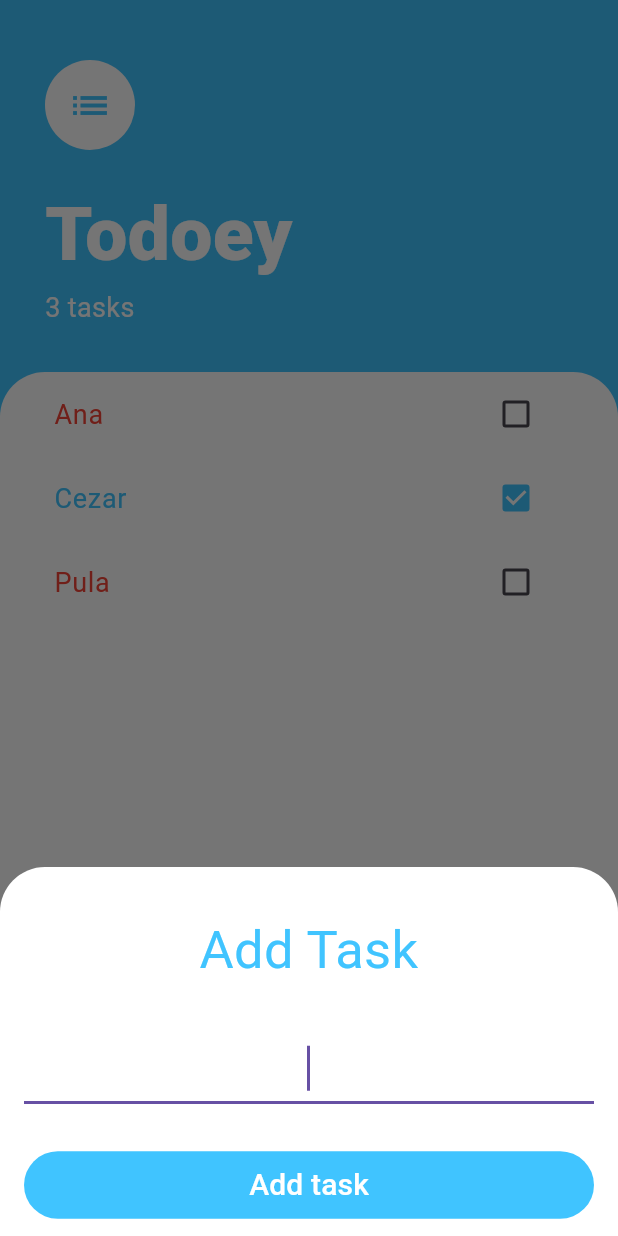
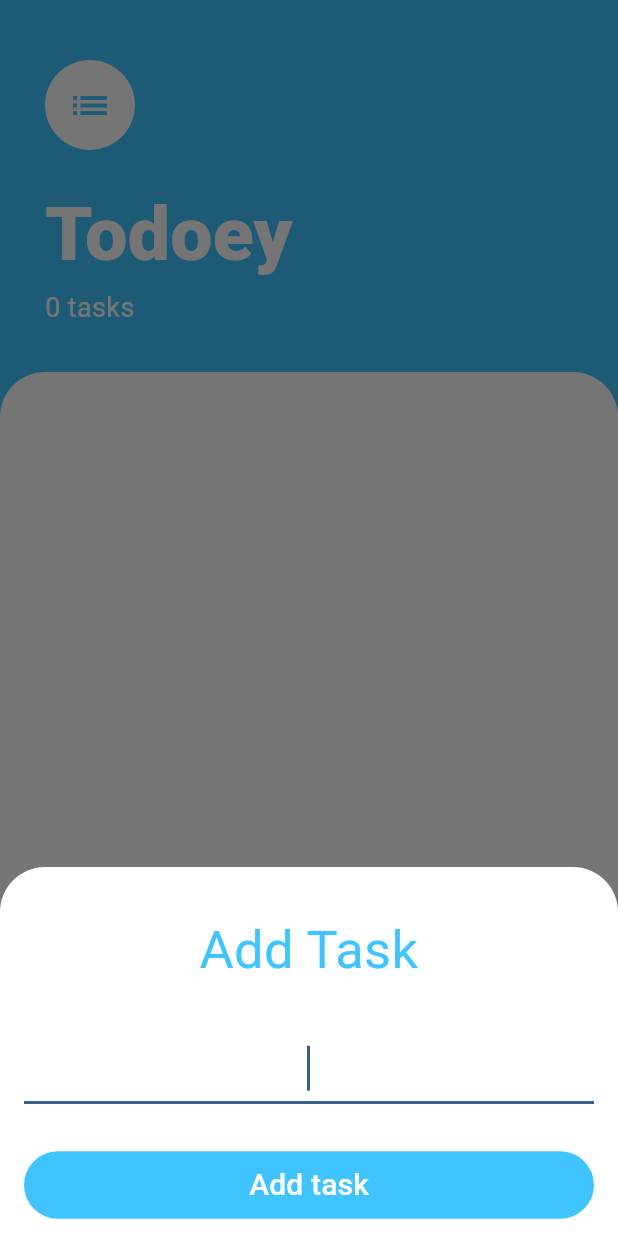
Before and after one commit to CZew2003/todo-app, a Flutter app: the screen it shows after launch, after a tap on the "add" icon, on a phone screen of 412 x 824 dp. Run offline on Flutter 3.47's test engine with Material 3 defaults, Android fonts, the phone set to English and light mode, and no system bars.

```diff
--- a/lib/main.dart
+++ b/lib/main.dart
@@ -1,8 +1,15 @@
 import 'package:flutter/material.dart';
+import 'package:todoey_flutter/models/task_data.dart';
 import 'screens/TasksScreen.dart';
+import 'package:provider/provider.dart';
 
 void main() {
-  runApp(const MyApp());
+  runApp(MultiProvider(
+    providers: [
+      ChangeNotifierProvider(create: (_) => TaskData()),
+    ],
+    child: const MyApp(),
+  ));
 }
 
 class MyApp extends StatelessWidget {
@@ -11,6 +18,9 @@ class MyApp extends StatelessWidget {
   @override
   Widget build(BuildContext context) {
     return MaterialApp(
+      theme: ThemeData(
+        colorScheme: ColorScheme.fromSeed(seedColor: Colors.blue),
+      ),
       home: TaskScreen(),
     );
   }
--- /dev/null
+++ b/lib/models/task_data.dart
@@ -0,0 +1,32 @@
+import 'package:flutter/material.dart';
+import 'package:todoey_flutter/models/Task.dart';
+import 'dart:collection';
+
+class TaskData with ChangeNotifier {
+  List<Task> _listTasks = [];
+
+  UnmodifiableListView<Task> get listTasks {
+    return UnmodifiableListView(_listTasks);
+  }
+
+  int get listCount => _listTasks.length;
+
+  Task getTask(int index) {
+    return _listTasks[index];
+  }
+
+  void addTask(Task newTask) {
+    _listTasks.add(newTask);
+    notifyListeners();
+  }
+
+  void changeCheck(int index, bool? newValue) {
+    _listTasks[index].toggleChecked(newValue);
+    notifyListeners();
+  }
+
+  void removeTask(int index) {
+    _listTasks.removeAt(index);
+    notifyListeners();
+  }
+}
--- a/lib/screens/TasksScreen.dart
+++ b/lib/screens/TasksScreen.dart
@@ -1,8 +1,9 @@
 import 'package:flutter/material.dart';
 import 'package:todoey_flutter/screens/add_new_todo.dart';
 import 'package:todoey_flutter/widgets/todo_list.dart';
-
+import 'package:provider/provider.dart';
 import '../models/Task.dart';
+import '../models/task_data.dart';
 
 class TaskScreen extends StatefulWidget {
   TaskScreen({super.key});
@@ -12,12 +13,6 @@ class TaskScreen extends StatefulWidget {
 }
 
 class _TaskScreenState extends State<TaskScreen> {
-  final List<Task> todoItems = [
-    Task(message: 'Ana', isChecked: false),
-    Task(message: 'Cezar', isChecked: true),
-    Task(message: 'Pula', isChecked: false),
-  ];
-
   @override
   Widget build(BuildContext context) {
     return Scaffold(
@@ -42,13 +37,7 @@ class _TaskScreenState extends State<TaskScreen> {
                   padding: EdgeInsets.only(
                     bottom: MediaQuery.of(context).viewInsets.bottom,
                   ),
-                  child: AddNewTodo(
-                    onPressed: (value) {
-                      setState(() {
-                        todoItems.add(Task(message: value, isChecked: false));
-                      });
-                    },
-                  ),
+                  child: AddNewTodo(),
                 ),
               );
             },
@@ -89,7 +78,7 @@ class _TaskScreenState extends State<TaskScreen> {
                   ),
                 ),
                 Text(
-                  '${todoItems.length} tasks',
+                  '${context.watch<TaskData>().listTasks.length} tasks',
                   style: const TextStyle(
                     fontSize: 18,
                     color: Colors.white,
@@ -112,9 +101,7 @@ class _TaskScreenState extends State<TaskScreen> {
                   ),
                 ),
               ),
-              child: TodoList(
-                todoItems: todoItems,
-              ),
+              child: TodoList(),
             ),
           ),
         ],
--- a/lib/screens/add_new_todo.dart
+++ b/lib/screens/add_new_todo.dart
@@ -1,9 +1,11 @@
 import 'package:flutter/material.dart';
+import 'package:provider/provider.dart';
+import 'package:todoey_flutter/models/Task.dart';
+import 'package:todoey_flutter/models/task_data.dart';
 
 class AddNewTodo extends StatelessWidget {
-  AddNewTodo({super.key, required this.onPressed});
+  AddNewTodo({super.key});
 
-  final Function(String) onPressed;
   String? inputValue;
 
   @override
@@ -47,7 +49,9 @@ class AddNewTodo extends StatelessWidget {
           TextButton(
             onPressed: () {
               if (inputValue != null) {
-                onPressed(inputValue!);
+                context.read<TaskData>().addTask(
+                      Task(message: inputValue!, isChecked: false),
+                    );
               }
               Navigator.pop(context);
             },
--- a/lib/widgets/todo_item.dart
+++ b/lib/widgets/todo_item.dart
@@ -1,34 +1,40 @@
 import 'package:flutter/material.dart';
+import 'package:provider/provider.dart';
+import 'package:todoey_flutter/models/task_data.dart';
 
 import 'chechbox_item.dart';
 
 class TodoItem extends StatelessWidget {
-  final String message;
-  final bool isChecked;
-  final Function(bool?) onChanged;
+  final int index;
 
-  const TodoItem({
-    super.key,
-    required this.message,
-    required this.isChecked,
-    required this.onChanged,
-  });
+  const TodoItem({super.key, required this.index});
 
   @override
   Widget build(BuildContext context) {
+    return Consumer<TaskData>(
+      builder: (BuildContext context, TaskData value, Widget? child) {
         return ListTile(
           title: Text(
-        message,
+            value.getTask(index).message,
             style: TextStyle(
-          color: isChecked ? Colors.lightBlueAccent : Colors.red,
+              color: value.getTask(index).isChecked
+                  ? Colors.lightBlueAccent
+                  : Colors.red,
               fontSize: 18,
             ),
           ),
           trailing: Checkbox(
             activeColor: Colors.lightBlueAccent,
-        onChanged: onChanged,
-        value: isChecked,
+            onChanged: (newValue) {
+              value.changeCheck(index, newValue);
+            },
+            value: value.getTask(index).isChecked,
           ),
+          onLongPress: () {
+            value.removeTask(index);
+          },
+        );
+      },
     );
   }
 }
--- a/lib/widgets/todo_list.dart
+++ b/lib/widgets/todo_list.dart
@@ -1,11 +1,11 @@
 import 'package:flutter/material.dart';
+import 'package:provider/provider.dart';
 import 'package:todoey_flutter/models/Task.dart';
+import 'package:todoey_flutter/models/task_data.dart';
 import 'package:todoey_flutter/widgets/todo_item.dart';
 
 class TodoList extends StatefulWidget {
-  const TodoList({super.key, required this.todoItems});
-
-  final List<Task> todoItems;
+  const TodoList({super.key});
 
   @override
   State<TodoList> createState() => _TodoListState();
@@ -17,17 +17,9 @@ class _TodoListState extends State<TodoList> {
     return Padding(
       padding: const EdgeInsets.symmetric(horizontal: 20),
       child: ListView.builder(
-        itemCount: widget.todoItems.length,
-        itemBuilder: (BuildContext context, int index) {
-          return TodoItem(
-            message: widget.todoItems[index].message,
-            isChecked: widget.todoItems[index].isChecked,
-            onChanged: (bool? value) {
-              setState(() {
-                widget.todoItems[index].toggleChecked(value);
-              });
-            },
-          );
+        itemCount: context.read<TaskData>().listCount,
+        itemBuilder: (context, index) {
+          return TodoItem(index: index);
         },
       ),
     );
--- a/pubspec.yaml
+++ b/pubspec.yaml
@@ -35,6 +35,7 @@ dependencies:
   # The following adds the Cupertino Icons font to your application.
   # Use with the CupertinoIcons class for iOS style icons.
   cupertino_icons: ^1.0.2
+  provider: ^6.1.1
 
 dev_dependencies:
   flutter_test:
```
Also changed, not shown: pubspec.lock. Lines whose indentation alone changed are shown as unchanged.
